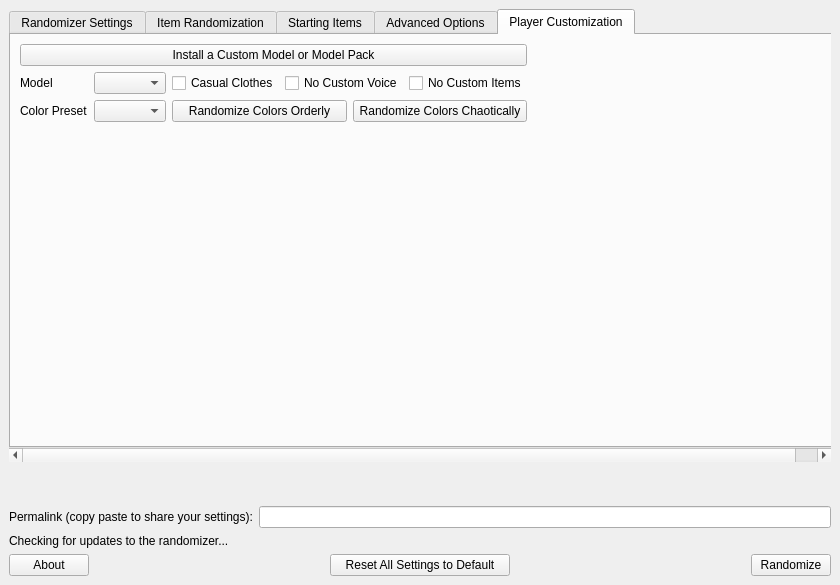
Above: wwr_ui/randomizer_window.ui from LagoLunatic/wwrando before the change. Below: the same form after it.
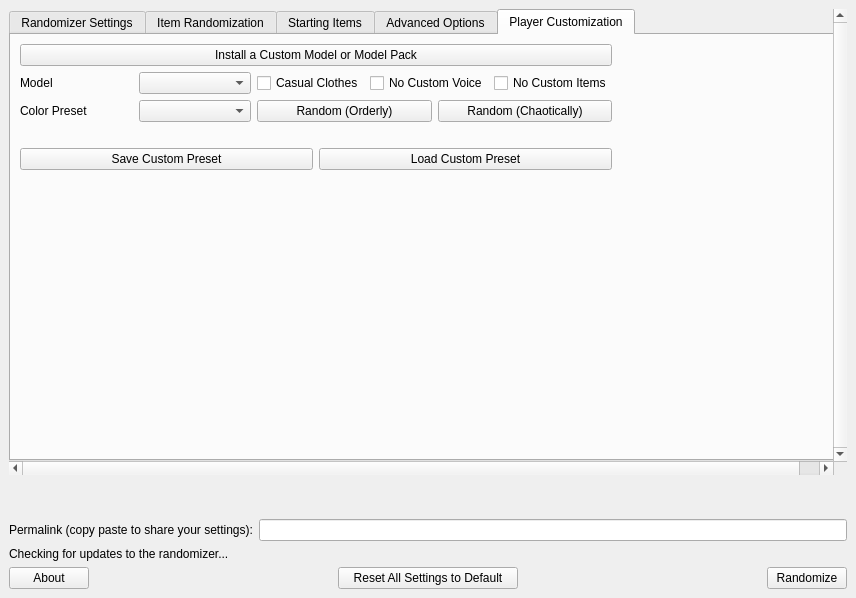
That is the form after the change. The open tabs and pages were chosen to show the change.

Commit message: Implement color preset import and export, rework cosmetics GUI

Patch:
```diff
--- a/wwr_ui/randomizer_window.ui
+++ b/wwr_ui/randomizer_window.ui
@@ -6,8 +6,8 @@
    <rect>
     <x>0</x>
     <y>0</y>
-    <width>840</width>
-    <height>585</height>
+    <width>856</width>
+    <height>598</height>
    </rect>
   </property>
   <property name="windowTitle">
@@ -17,9 +17,18 @@
    <layout class="QVBoxLayout" name="verticalLayout">
     <item>
      <widget class="QScrollArea" name="scrollArea">
+      <property name="minimumSize">
+       <size>
+        <width>600</width>
+        <height>400</height>
+       </size>
+      </property>
       <property name="frameShape">
        <enum>QFrame::NoFrame</enum>
       </property>
+      <property name="verticalScrollBarPolicy">
+       <enum>Qt::ScrollBarAlwaysOn</enum>
+      </property>
       <property name="widgetResizable">
        <bool>true</bool>
       </property>
@@ -28,8 +37,8 @@
         <rect>
          <x>0</x>
          <y>0</y>
-         <width>822</width>
-         <height>445</height>
+         <width>821</width>
+         <height>458</height>
         </rect>
        </property>
        <layout class="QVBoxLayout" name="verticalLayout_2">
@@ -1166,14 +1175,14 @@
                     <item>
                      <widget class="QPushButton" name="randomize_all_custom_colors_together">
                       <property name="text">
-                       <string>Randomize Colors Orderly</string>
+                       <string>Random (Orderly)</string>
                       </property>
                      </widget>
                     </item>
                     <item>
                      <widget class="QPushButton" name="randomize_all_custom_colors_separately">
                       <property name="text">
-                       <string>Randomize Colors Chaotically</string>
+                       <string>Random (Chaotically)</string>
                       </property>
                      </widget>
                     </item>
@@ -1250,6 +1259,9 @@
                     <property name="text">
                      <string/>
                     </property>
+                    <property name="textFormat">
+                     <enum>Qt::PlainText</enum>
+                    </property>
                     <property name="wordWrap">
                      <bool>true</bool>
                     </property>
@@ -1260,6 +1272,24 @@
                 <item>
                  <layout class="QVBoxLayout" name="custom_colors_layout"/>
                 </item>
+                <item>
+                 <layout class="QHBoxLayout" name="horizontalLayout_18">
+                  <item>
+                   <widget class="QPushButton" name="save_custom_color_preset">
+                    <property name="text">
+                     <string>Save Custom Preset</string>
+                    </property>
+                   </widget>
+                  </item>
+                  <item>
+                   <widget class="QPushButton" name="load_custom_color_preset">
+                    <property name="text">
+                     <string>Load Custom Preset</string>
+                    </property>
+                   </widget>
+                  </item>
+                 </layout>
+                </item>
                 <item>
                  <spacer name="verticalSpacer_4">
                   <property name="orientation">
@@ -1279,6 +1309,18 @@
                <layout class="QVBoxLayout" name="verticalLayout_11">
                 <item>
                  <widget class="QLabel" name="custom_model_preview_label">
+                  <property name="sizePolicy">
+                   <sizepolicy hsizetype="Fixed" vsizetype="Preferred">
+                    <horstretch>0</horstretch>
+                    <verstretch>0</verstretch>
+                   </sizepolicy>
+                  </property>
+                  <property name="minimumSize">
+                   <size>
+                    <width>225</width>
+                    <height>350</height>
+                   </size>
+                  </property>
                   <property name="text">
                    <string/>
                   </property>
```
The commit also changes 5 other files.
